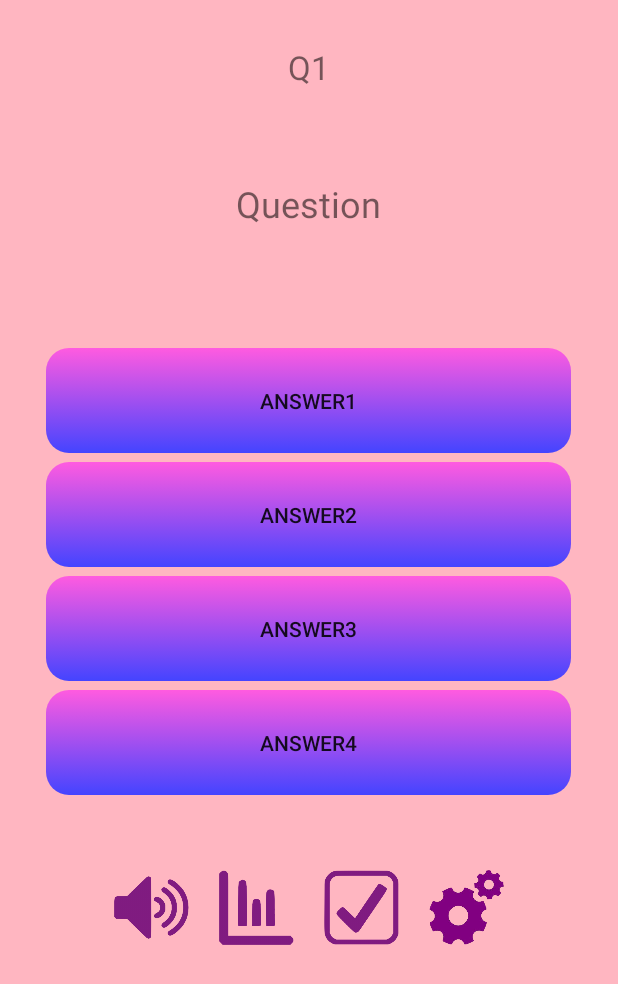
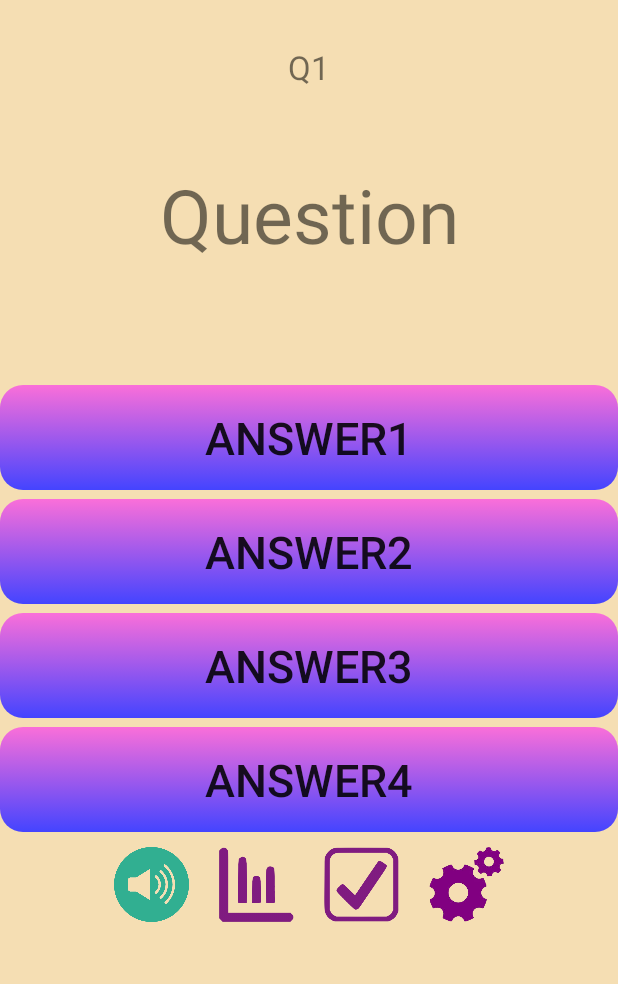
Before and after one commit to Kazukafka/Quvism, an Android app: the layout activity_main.xml on its own in the app's theme, with its tools: preview values and no code run, on a phone screen of 412 x 824 dp. Shown: the top 984 px of the screen. Run offline under Robolectric (Android 15) with nearby library versions, the phone set to English and light mode, and no system bars.

Commit message:
soundbtn anime

```diff
--- a/app/src/main/AndroidManifest.xml
+++ b/app/src/main/AndroidManifest.xml
@@ -10,6 +10,11 @@
         android:supportsRtl="true"
         android:theme="@style/AppTheme">
         <activity android:name=".StartActivity">
+
+
+        </activity>
+        <activity android:name=".ResultActivity" />
+        <activity android:name=".MainActivity">
             <intent-filter>
                 <action android:name="android.intent.action.MAIN" />
 
@@ -17,10 +22,6 @@
             </intent-filter>
 
         </activity>
-        <activity android:name=".ResultActivity" />
-        <activity android:name=".MainActivity">
-
-        </activity>
     </application>
 
 </manifest>
--- /dev/null
+++ b/app/src/main/res/drawable-v24/button_round.xml
@@ -0,0 +1,44 @@
+<?xml version="1.0" encoding="utf-8"?>
+<selector xmlns:android = "http://schemas.android.com/apk/res/android">
+    <item android:state_pressed="false"
+        android:drawable="@drawable/s2_image">
+        <layer-list>
+            <item>
+                <shape android:shape="rectangle">
+                    <padding
+                        android:bottom="4dip" android:top="4dip"
+                        android:right="4dip" android:left="4dip"/>
+                    <corners android:radius="64dip" />
+                    <solid android:color="#00000000" />
+                </shape>
+            </item>
+            <item>
+                <shape android:shape="rectangle">
+                    <solid android:color="#008577"  />
+                    <corners android:radius="64dip" />
+                </shape>
+            </item>
+        </layer-list>
+    </item>
+    <item android:state_pressed="true"
+        android:drawable="@drawable/sound_image">
+        <layer-list>
+            <item>
+                <shape android:shape="rectangle">
+                    <padding
+                        android:bottom="-4dip" android:top="-4dip"
+                        android:right="-4dip" android:left="-4dip"/>
+                    <corners android:radius="64dip" />
+                    <solid android:color="#00000000" />
+                </shape>
+            </item>
+            <item>
+                <shape android:shape="rectangle">
+                    <stroke android:color="#00000000" android:width="8dip" />
+                    <solid android:color="#008577"  />
+                    <corners android:radius="64dip" />
+                </shape>
+            </item>
+        </layer-list>
+    </item>
+</selector>
--- a/app/src/main/res/layout/activity_main.xml
+++ b/app/src/main/res/layout/activity_main.xml
@@ -4,7 +4,7 @@
     xmlns:tools="http://schemas.android.com/tools"
     android:layout_width="match_parent"
     android:layout_height="match_parent"
-    android:background="#ffb6c1"
+    android:background="#f5deb3"
     tools:context=".MainActivity">
 
     <LinearLayout
@@ -26,19 +26,21 @@
 
         <TextView
             android:id="@+id/questionLabel"
-            android:layout_width="wrap_content"
+            android:layout_width="match_parent"
             android:layout_height="wrap_content"
-            android:layout_marginTop="60dp"
+            android:layout_marginTop="50dp"
             android:text="Question"
-            android:textSize="24sp" />
+            android:textSize="50sp"
+            android:textAlignment="center" />
 
         <Button
             android:id="@+id/answerBtn1"
-            android:layout_width="350dp"
+            android:layout_width="match_parent"
             android:layout_height="70dp"
             android:layout_marginTop="80dp"
 
             android:text="answer1"
+            android:textSize="30dp"
             android:background="@drawable/btn_state"
             app:layout_constraintTop_toTopOf="parent"
             app:layout_constraintBottom_toBottomOf="parent"
@@ -48,11 +50,12 @@
 
         <Button
             android:id="@+id/answerBtn2"
-            android:layout_width="350dp"
+            android:layout_width="match_parent"
             android:layout_height="70dp"
             android:layout_marginTop="6dp"
 
             android:text="answer2"
+            android:textSize="30dp"
             android:background="@drawable/btn_state"
             app:layout_constraintTop_toTopOf="parent"
             app:layout_constraintBottom_toBottomOf="parent"
@@ -62,11 +65,12 @@
 
         <Button
             android:id="@+id/answerBtn3"
-            android:layout_width="350dp"
+            android:layout_width="match_parent"
             android:layout_height="70dp"
             android:layout_marginTop="6dp"
 
             android:text="answer3"
+            android:textSize="30dp"
             android:background="@drawable/btn_state"
             app:layout_constraintTop_toTopOf="parent"
             app:layout_constraintBottom_toBottomOf="parent"
@@ -76,11 +80,12 @@
 
         <Button
             android:id="@+id/answerBtn4"
-            android:layout_width="350dp"
+            android:layout_width="match_parent"
             android:layout_height="70dp"
             android:layout_marginTop="6dp"
 
             android:text="answer4"
+            android:textSize="30dp"
             android:background="@drawable/btn_state"
             app:layout_constraintTop_toTopOf="parent"
             app:layout_constraintBottom_toBottomOf="parent"
@@ -93,8 +98,7 @@
             android:layout_height="wrap_content"
             android:gravity="bottom"
             android:orientation="horizontal"
-            android:paddingBottom="1dp"
-            android:paddingTop="40dp">
+            android:paddingBottom="1dp">
 
             <ImageButton
                 android:id="@+id/image_button1"
@@ -102,7 +106,7 @@
                 android:layout_height="50dp"
                 android:layout_margin="10dp"
                 android:layout_weight="1"
-                android:background="@drawable/sound_image" />
+                android:background="@drawable/button_round" />
 
             <ImageButton
                 android:id="@+id/image_button2"
--- a/app/src/main/res/layout/activity_start.xml
+++ b/app/src/main/res/layout/activity_start.xml
@@ -39,6 +39,14 @@
                 app:lottie_autoPlay="true"
                 app:lottie_loop="true"
                 app:lottie_rawRes="@raw/xxx" />
+
+            <TextView
+                android:id="@+id/welcometxt"
+                android:layout_width="match_parent"
+                android:layout_height="wrap_content"
+                android:text="Welcome"
+                android:textSize="50dp"
+                android:textAlignment="center"/>
 
 
         </com.google.android.material.appbar.CollapsingToolbarLayout>
```
Also changed, not shown: app/src/main/res/drawable-v24/s2_image.png (added).
